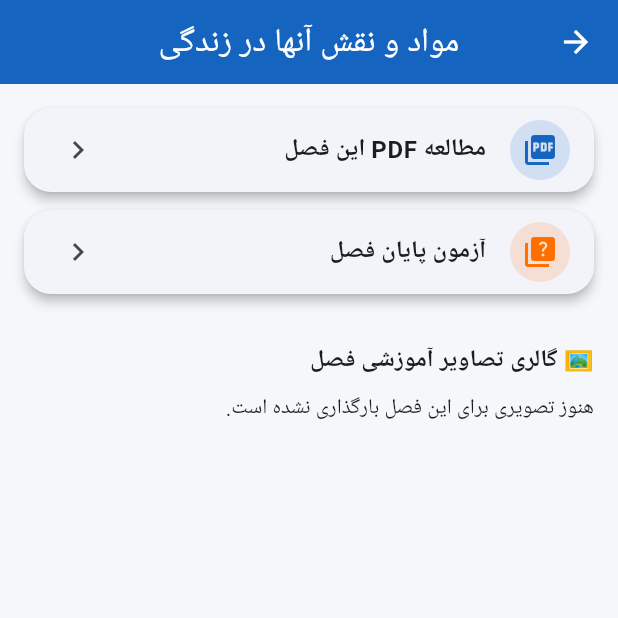
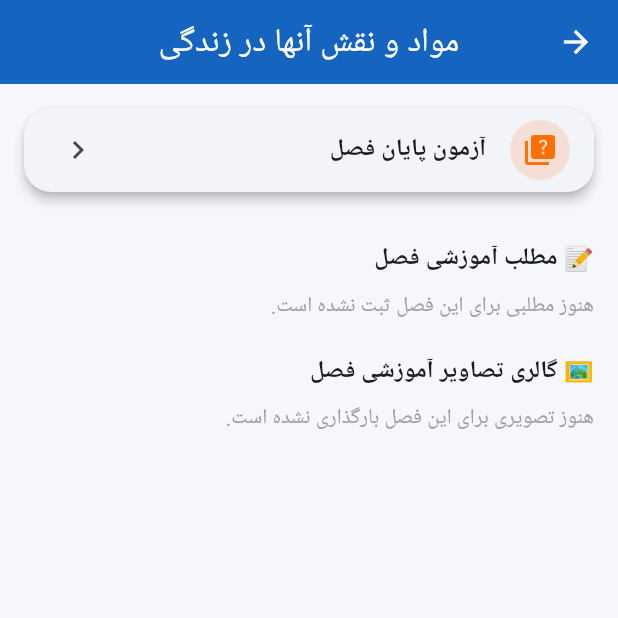
Before and after one commit to loghmanveysi-wq/oloom-noh, a Flutter app: the screen it shows once a user with an empty profile is signed in, after a tap on an icon or button, on a phone screen of 412 x 824 dp, the top half of it. Run offline on Flutter 3.47's test engine with Material 3 defaults, Android fonts, the phone set to English and light mode, and no system bars; our stand-ins replace cached_network_image, cloud_firestore, firebase_auth, firebase_core, fl_chart, hive and 3 more; missing offline and left inert: syncfusion_flutter_pdfviewer; accounts and stored records are empty; network calls fail; Roboto replaces fonts that are missing (Vazirmatn).

Commit message:
Refactor chapter detail screen layout and content
Removed PDF study action and added educational content display.

```diff
--- a/lib/screens/chapter_detail_screen.dart
+++ b/lib/screens/chapter_detail_screen.dart
@@ -1,9 +1,8 @@
-// صفحه جزئیات هر فصل: PDF، گالری تصاویر، خلاصه، آزمون پایان فصل
+// صفحه جزئیات هر فصل: مطلب آموزشی، گالری تصاویر، آزمون پایان فصل
 import 'package:flutter/material.dart';
 import 'package:cached_network_image/cached_network_image.dart';
 import 'package:cloud_firestore/cloud_firestore.dart';
 import '../theme/app_theme.dart';
-import 'pdf_viewer_screen.dart';
 import 'quiz_screen.dart';
 
 class ChapterDetailScreen extends StatelessWidget {
@@ -29,32 +28,6 @@ class ChapterDetailScreen extends StatelessWidget {
           children: [
             _actionCard(
               context,
-              icon: Icons.picture_as_pdf,
-              color: AppTheme.primaryBlue,
-              label: 'مطالعه PDF این فصل',
-              onTap: () async {
-                final book = await FirebaseFirestore.instance
-                    .collection('books')
-                    .where('chapter', isEqualTo: chapterId)
-                    .limit(1)
-                    .get();
-                if (book.docs.isEmpty) return;
-                final data = book.docs.first.data();
-                if (!context.mounted) return;
-                Navigator.push(
-                  context,
-                  MaterialPageRoute(
-                    builder: (_) => PdfViewerScreen(
-                      title: chapterTitle,
-                      pdfUrl: data['pdfUrl'],
-                      bookId: book.docs.first.id,
-                    ),
-                  ),
-                );
-              },
-            ),
-            _actionCard(
-              context,
               icon: Icons.quiz,
               color: AppTheme.accentOrange,
               label: 'آزمون پایان فصل',
@@ -62,6 +35,29 @@ class ChapterDetailScreen extends StatelessWidget {
                 context,
                 MaterialPageRoute(builder: (_) => QuizScreen(chapterId: chapterId, chapterTitle: chapterTitle)),
               ),
+            ),
+            const SizedBox(height: 20),
+            const Text('📝 مطلب آموزشی فصل', style: TextStyle(fontSize: 16, fontWeight: FontWeight.bold)),
+            const SizedBox(height: 10),
+            StreamBuilder<DocumentSnapshot>(
+              stream: FirebaseFirestore.instance.collection('chapterContent').doc(chapterId).snapshots(),
+              builder: (context, snapshot) {
+                final data = snapshot.data?.data() as Map<String, dynamic>?;
+                final content = data?['content'] as String?;
+                if (content == null || content.trim().isEmpty) {
+                  return const Text('هنوز مطلبی برای این فصل ثبت نشده است.',
+                      style: TextStyle(color: Colors.grey));
+                }
+                return Container(
+                  width: double.infinity,
+                  padding: const EdgeInsets.all(14),
+                  decoration: BoxDecoration(
+                    color: AppTheme.primaryBlue.withOpacity(0.06),
+                    borderRadius: BorderRadius.circular(12),
+                  ),
+                  child: Text(content, style: const TextStyle(fontSize: 15, height: 1.8)),
+                );
+              },
             ),
             const SizedBox(height: 20),
             const Text('🖼️ گالری تصاویر آموزشی فصل', style: TextStyle(fontSize: 16, fontWeight: FontWeight.bold)),
@@ -79,7 +75,8 @@ class ChapterDetailScreen extends StatelessWidget {
                 }
                 final docs = snapshot.data!.docs;
                 if (docs.isEmpty) {
-                  return const Text('هنوز تصویری برای این فصل بارگذاری نشده است.');
+                  return const Text('هنوز تصویری برای این فصل بارگذاری نشده است.',
+                      style: TextStyle(color: Colors.grey));
                 }
                 return GridView.builder(
                   shrinkWrap: true,
```
